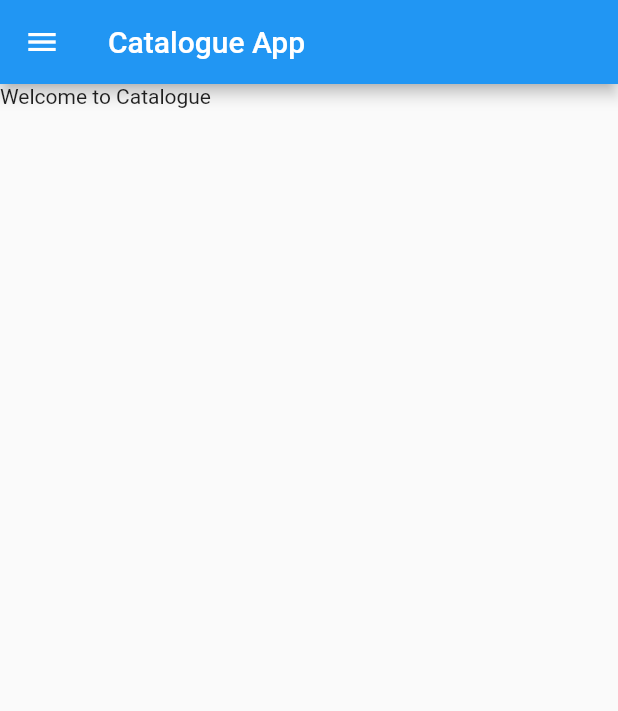
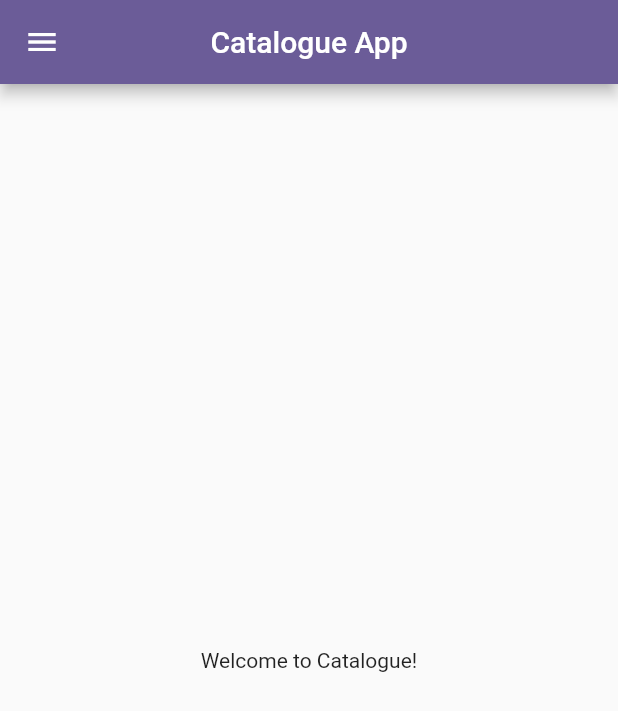
Before and after one commit to iamkrishnagupta/CatalogueUI, a Flutter app: the screen it shows after launch, on a phone screen of 412 x 824 dp. Shown: the top 711 px of the screen. Run offline on Flutter 3.47's test engine with Material 2 defaults, Android fonts, the phone set to English and light mode, and no system bars.

Commit message:
Day1 Completed!

```diff
--- a/lib/homepage.dart
+++ /dev/null
@@ -1,21 +0,0 @@
-import 'package:flutter/material.dart';
-
-class HomePage extends StatefulWidget {
-  const HomePage({super.key});
-
-  @override
-  State<HomePage> createState() => _HomePageState();
-}
-
-class _HomePageState extends State<HomePage> {
-  @override
-  Widget build(BuildContext context) {
-    return Scaffold(
-      appBar: AppBar(
-        title: const Text("Catalogue App"),
-      ),
-      drawer: const Drawer(),
-      body: const Text("Welcome to Catalogue")
-    );
-  }
-}
--- a/lib/main.dart
+++ b/lib/main.dart
@@ -1,9 +1,11 @@
-import 'package:catalogue_app/homepage.dart';
+import 'package:catalogue_app/screens/homescreen.dart';
+import 'package:catalogue_app/screens/loginscreen.dart';
 import 'package:flutter/material.dart';
 
-
 void main() {
-  runApp(const MainApp());
+  runApp(
+    const MainApp(),
+  );
 }
 
 class MainApp extends StatelessWidget {
@@ -11,8 +13,14 @@ class MainApp extends StatelessWidget {
 
   @override
   Widget build(BuildContext context) {
-    return const MaterialApp(
-      home: HomePage(),
+    return MaterialApp(
+      debugShowCheckedModeBanner: false,
+      // home: HomeScreen(),
+      routes: {
+        "/": (context) => const HomeScreen(),
+        //if we use this (default route, means we have to remove home: from top, because we can't repeat)
+        "/tologin": (context) => const LoginScreen(),
+      },
     );
   }
 }
--- /dev/null
+++ b/lib/screens/homescreen.dart
@@ -0,0 +1,20 @@
+import 'package:flutter/material.dart';
+
+class HomeScreen extends StatelessWidget {
+  const HomeScreen({super.key});
+  static const myColor = Color.fromARGB(255, 107, 92, 152);
+  @override
+  Widget build(BuildContext context) {
+    return Scaffold(
+      appBar: AppBar(
+        title: const Text("Catalogue App"),
+        centerTitle: true,
+        backgroundColor: myColor,
+      ),
+      drawer: const Drawer(),
+      body: const Center(
+        child: Text("Welcome to Catalogue!"),
+      ),
+    );
+  }
+}
--- /dev/null
+++ b/lib/screens/loginscreen.dart
@@ -0,0 +1,14 @@
+// ignore_for_file: prefer_const_constructors
+
+import "package:flutter/material.dart";
+
+class LoginScreen extends StatelessWidget {
+  const LoginScreen({super.key});
+
+  @override
+  Widget build(BuildContext context) {
+    return Material(
+      child: Center(child: Text('Login Page'),)
+    );
+  }
+}
```
